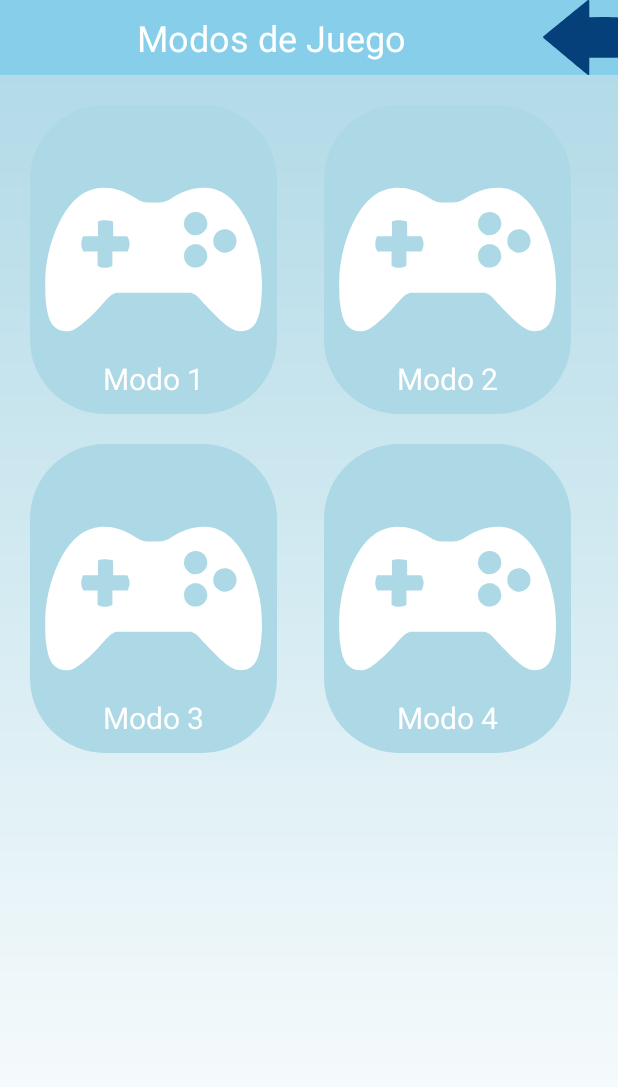
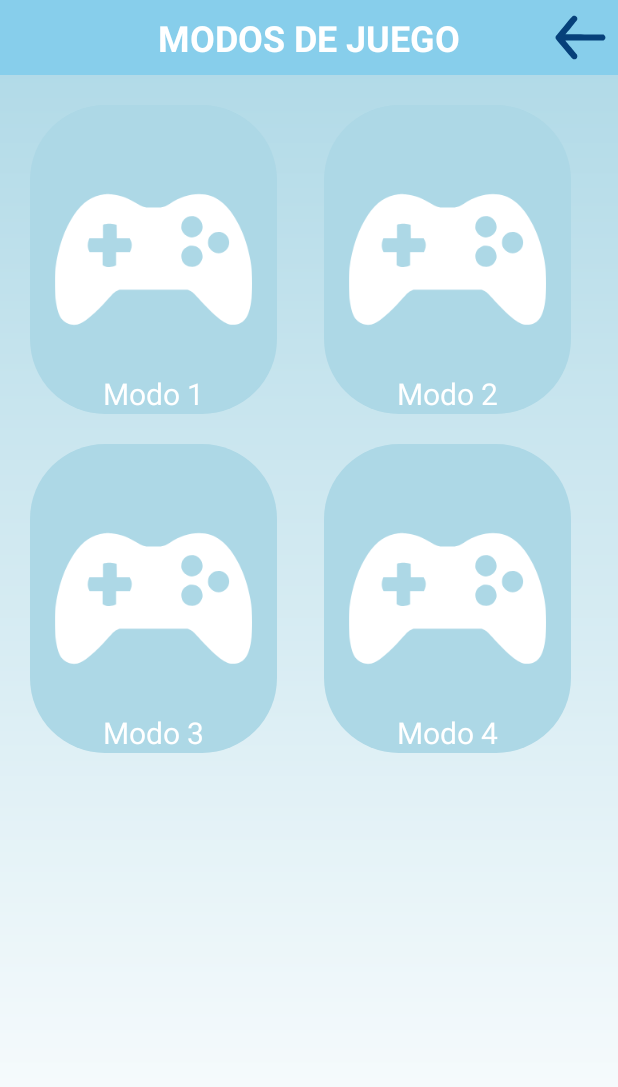
Before and after one commit to azubillagasdam1/LinguaForge, an Android app: the JugarActivity screen opened directly, with no data from a screen before it, on a phone screen of 412 x 824 dp. Shown: the top 1087 px of the screen. Run offline under Robolectric (Android 15) with nearby library versions, the phone set to English and light mode, and no system bars; our stand-ins replace Firebase (no records; nobody signed in at launch, a user with empty details on screens opened directly).

Commit message:
programado diseño elegirJuego

```diff
--- a/app/src/main/java/com/example/linguaforge/activitys/JugarActivity.kt
+++ b/app/src/main/java/com/example/linguaforge/activitys/JugarActivity.kt
@@ -1,6 +1,12 @@
 package com.example.linguaforge.activitys
 
+import android.annotation.SuppressLint
 import android.os.Bundle
+import android.view.MotionEvent
+import android.view.View
+import android.widget.FrameLayout
+import android.widget.ImageView
+import android.widget.LinearLayout
 import androidx.activity.enableEdgeToEdge
 import androidx.appcompat.app.AppCompatActivity
 import androidx.core.view.ViewCompat
@@ -8,6 +14,10 @@ import androidx.core.view.WindowInsetsCompat
 import com.example.linguaforge.R
 
 class JugarActivity : AppCompatActivity() {
+    private var imageModo1: ImageView? = null
+    private var imageModo2: ImageView? = null
+    private var imageModo3: ImageView? = null
+    private var imageModo4: ImageView? = null
     override fun onCreate(savedInstanceState: Bundle?) {
         super.onCreate(savedInstanceState)
         enableEdgeToEdge()
@@ -17,5 +27,41 @@ class JugarActivity : AppCompatActivity() {
             v.setPadding(systemBars.left, systemBars.top, systemBars.right, systemBars.bottom)
             insets
         }
+        imageModo1 = findViewById(R.id.imageModo1)
+        imageModo2 = findViewById(R.id.imageModo2)
+        imageModo3 = findViewById(R.id.imageModo3)
+        imageModo4 = findViewById(R.id.imageModo4)
+
+        setScaleAnimation(imageModo1!!)
+        setScaleAnimation(imageModo2!!)
+        setScaleAnimation(imageModo3!!)
+        setScaleAnimation(imageModo4!!)
+
+    }
+
+    @SuppressLint("ClickableViewAccessibility")
+    fun setScaleAnimation(imageView: ImageView) {
+        imageView.setOnTouchListener { view, event ->
+            when (event.action) {
+                MotionEvent.ACTION_DOWN -> {
+                    // Aumentar el tamaño
+                    view.animate().scaleX(1f).scaleY(1f).setDuration(150).start()
+                }
+                MotionEvent.ACTION_UP, MotionEvent.ACTION_CANCEL -> {
+                    // Volver al tamaño original
+                    view.animate().scaleX(0.8f).scaleY(0.8f).setDuration(150).start()
+                }
+            }
+            false // Permitir que el evento continúe su propagación
+        }
+    }
+
+
+    fun irModo1(view: View) {}
+    fun irModo3(view: View) {}
+    fun irModo2(view: View) {}
+    fun irModo4(view: View) {}
+    fun irAtras(view: View) {
+        onBackPressed()
     }
 }
--- /dev/null
+++ b/app/src/main/res/drawable/svg_flecha_atras.xml
@@ -0,0 +1,10 @@
+<vector xmlns:android="http://schemas.android.com/apk/res/android"
+    android:width="512dp"
+    android:height="512dp"
+    android:viewportWidth="512"
+    android:viewportHeight="512">
+  <path
+      android:pathData="M204,109.2c-3.7,1.9 -13.8,13.4 -59.2,67.8 -30.1,36 -55.6,67.3 -56.7,69.5 -2.8,5.7 -3.2,8.7 -2.1,14.3 1,4.5 6,10.8 57.3,72.3 62.6,75.1 59.9,72.3 71.4,71.7 7.7,-0.5 13.6,-4.2 17.2,-10.8 3,-5.4 3.3,-13.8 0.7,-18.9 -1,-1.9 -19.3,-24.4 -40.7,-50.2 -21.4,-25.7 -38.9,-47 -38.9,-47.3 0,-0.3 58.5,-0.7 129.9,-0.8l129.9,-0.3 4.4,-3c12.3,-8.7 12.3,-26.3 0,-35l-4.4,-3 -129.9,-0.3c-71.4,-0.1 -129.9,-0.5 -129.9,-0.8 0,-0.3 17.5,-21.6 38.9,-47.3 21.4,-25.8 39.7,-48.3 40.7,-50.2 2.6,-5.1 2.3,-13.5 -0.7,-18.9 -5.4,-9.9 -18.1,-13.9 -27.9,-8.8z"
+      android:fillColor="#06407a"
+      android:strokeColor="#00000000"/>
+</vector>
--- a/app/src/main/res/layout/activity_jugar.xml
+++ b/app/src/main/res/layout/activity_jugar.xml
@@ -25,8 +25,10 @@
             android:layout_width="0dp"
             android:layout_height="wrap_content"
             android:layout_weight="1"
+            android:layout_marginLeft="50dp"
             android:gravity="center"
-            android:text="Modos de Juego"
+            android:text="MODOS DE JUEGO"
+            android:textStyle="bold"
             android:textColor="#FFFFFF"
             android:textSize="24sp" />
 
@@ -34,9 +36,9 @@
             android:id="@+id/botonAtrasImageView"
             android:layout_width="50dp"
             android:layout_height="50dp"
-
-            android:rotation="180"
-            android:src="@drawable/svg_flecha_derecha" />
+            android:src="@drawable/svg_flecha_atras"
+            android:clickable="true"
+            android:onClick="irAtras"/>
 
     </LinearLayout>
 
@@ -46,7 +48,7 @@
         android:layout_width="0dp"
         android:layout_height="0dp"
         android:background="@drawable/style_bloque_juego"
-        android:padding="10dp"
+
         app:layout_constraintHeight_percent="0.25"
         app:layout_constraintStart_toStartOf="parent"
         app:layout_constraintTop_toBottomOf="@id/headerLayout"
@@ -57,7 +59,11 @@
             android:id="@+id/imageModo1"
             android:layout_width="match_parent"
             android:layout_height="match_parent"
-            android:src="@drawable/svg_jugar" />
+            android:src="@drawable/svg_jugar"
+            android:clickable="true"
+            android:scaleX="0.8"
+            android:scaleY="0.8"
+            android:onClick="irModo1"/>
 
         <TextView
             android:id="@+id/textoModo1"
@@ -75,7 +81,7 @@
         android:layout_width="0dp"
         android:layout_height="0dp"
         android:background="@drawable/style_bloque_juego"
-        android:padding="10dp"
+
         app:layout_constraintEnd_toEndOf="parent"
         app:layout_constraintHeight_percent="0.25"
         app:layout_constraintStart_toEndOf="@id/cuadradoArribaIzquierdaFrameLayout"
@@ -87,7 +93,11 @@
             android:id="@+id/imageModo2"
             android:layout_width="match_parent"
             android:layout_height="match_parent"
-            android:src="@drawable/svg_jugar" />  <!-- Cambia el drawable según necesites -->
+            android:src="@drawable/svg_jugar"
+            android:scaleX="0.8"
+            android:scaleY="0.8"
+            android:clickable="true"
+            android:onClick="irModo2"/>  <!-- Cambia el drawable según necesites -->
 
         <TextView
             android:id="@+id/textoModo2"
@@ -105,7 +115,6 @@
         android:layout_width="0dp"
         android:layout_height="0dp"
         android:background="@drawable/style_bloque_juego"
-        android:padding="10dp"
         app:layout_constraintHeight_percent="0.25"
         app:layout_constraintStart_toStartOf="parent"
         app:layout_constraintTop_toBottomOf="@id/cuadradoArribaIzquierdaFrameLayout"
@@ -116,7 +125,11 @@
             android:id="@+id/imageModo3"
             android:layout_width="match_parent"
             android:layout_height="match_parent"
-            android:src="@drawable/svg_jugar" />  <!-- Ajusta el drawable -->
+            android:scaleX="0.8"
+            android:scaleY="0.8"
+            android:src="@drawable/svg_jugar"
+            android:clickable="true"
+            android:onClick="irModo3"/>  <!-- Ajusta el drawable -->
 
         <TextView
             android:id="@+id/textoModo3"
@@ -134,7 +147,6 @@
         android:layout_width="0dp"
         android:layout_height="0dp"
         app:layout_constraintEnd_toEndOf="parent"
-        android:padding="10dp"
         android:background="@drawable/style_bloque_juego"
         app:layout_constraintHeight_percent="0.25"
         app:layout_constraintStart_toEndOf="@id/cuadradoAbajoIzquierdaFrameLayout"
@@ -146,7 +158,11 @@
             android:id="@+id/imageModo4"
             android:layout_width="match_parent"
             android:layout_height="match_parent"
-            android:src="@drawable/svg_jugar" />  <!-- Ajusta el drawable -->
+            android:scaleX="0.8"
+            android:scaleY="0.8"
+            android:src="@drawable/svg_jugar"
+            android:clickable="true"
+            android:onClick="irModo4"/>  <!-- Ajusta el drawable -->
 
         <TextView
             android:id="@+id/textoModo4"
--- a/app/src/main/res/layout/activity_palabras.xml
+++ b/app/src/main/res/layout/activity_palabras.xml
@@ -72,8 +72,7 @@
                 android:layout_marginRight="10dp"
                 android:clickable="true"
                 android:onClick="irAtras"
-                android:rotation="180"
-                android:src="@drawable/svg_flecha_derecha" />
+                android:src="@drawable/svg_flecha_atras" />
 
         </LinearLayout>
 
--- a/app/src/main/res/layout/palabra_item.xml
+++ b/app/src/main/res/layout/palabra_item.xml
@@ -32,7 +32,8 @@
                 android:layout_height="30dp"
                 android:layout_gravity="center"
                 android:layout_weight="1"
-                android:src="@drawable/svg_flecha_derecha" />
+                android:rotation="180"
+                android:src="@drawable/svg_flecha_atras" />
 
             <TextView
                 android:id="@+id/traduccionTextView"
```
